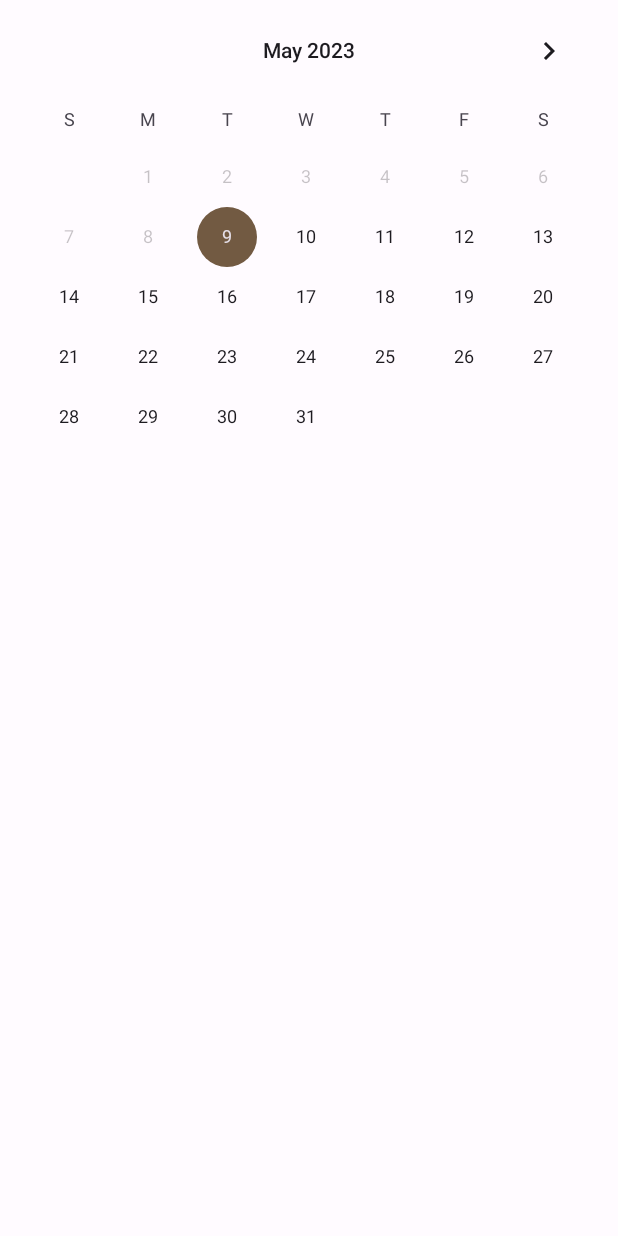
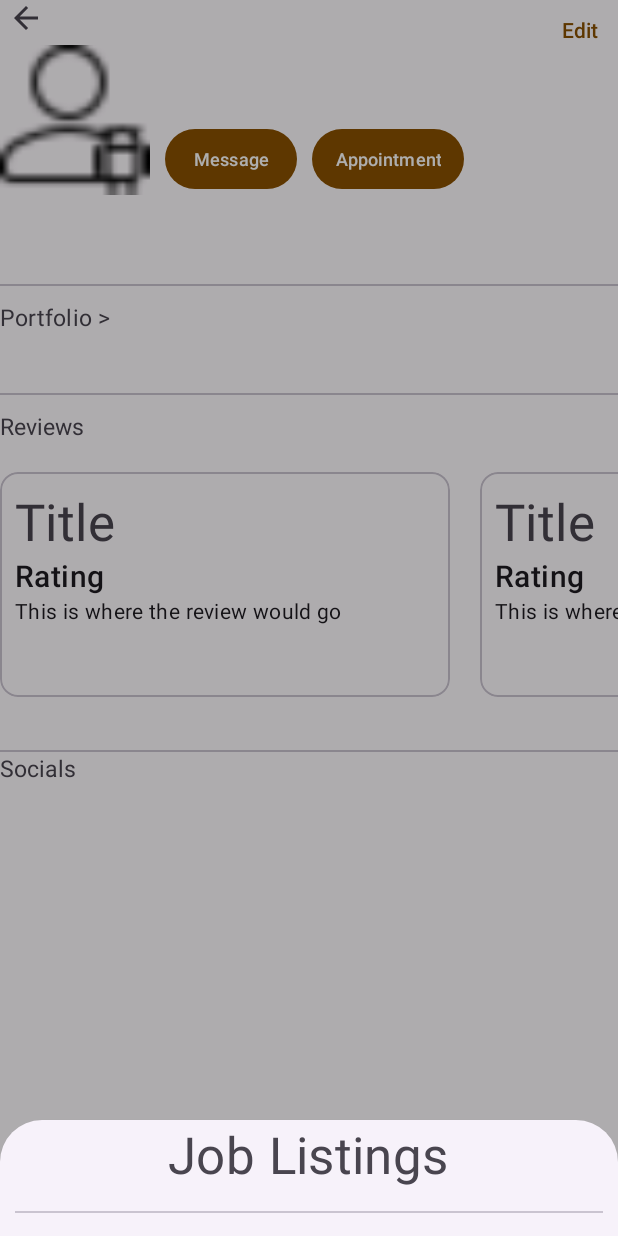
Before and after one commit to Zaroon-Iqbal/Freelancer-App, an Android app: the ContractorProfile screen opened directly, with no data from a screen before it, after a tap on "Appointment", on a phone screen of 412 x 824 dp. Run offline under Robolectric (Android 15) with nearby library versions, the light colour scheme and no system bars; our stand-ins replace Firebase (no records; nobody signed in at launch, a user with empty details on screens opened directly); pictures from the network do not load; 1 statement that could not run was skipped.

Commit message:
Changed the view for BookListing and PickListingDate. Booking job listing no longer use appointment time

```diff
--- a/app/src/main/AndroidManifest.xml
+++ b/app/src/main/AndroidManifest.xml
@@ -23,7 +23,7 @@
             android:name=".ui.profile.portfolio.EditSocialLinks"
             android:exported="false"/>
         <activity
-            android:name=".ui.booking.PickListingDate"
+            android:name= ".ui.booking.BookListing"
             android:exported="false"/>
         <activity
             android:name=".ui.profile.EditContractorProfile"
--- a/app/src/main/java/com/freelancer/ui/booking/PickListingDate.java
+++ b/app/src/main/java/com/freelancer/ui/booking/PickListingDate.java
@@ -1,5 +1,6 @@
 package com.freelancer.ui.booking;
 
+import android.content.Intent;
 import android.os.Bundle;
 import android.util.Log;
 import android.view.LayoutInflater;
@@ -9,6 +10,7 @@ import android.widget.CalendarView;
 import android.widget.TextView;
 
 import androidx.annotation.NonNull;
+import androidx.annotation.Nullable;
 import androidx.appcompat.app.AppCompatActivity;
 import androidx.recyclerview.widget.LinearLayoutManager;
 import androidx.recyclerview.widget.RecyclerView;
@@ -17,12 +19,14 @@ import com.freelancer.R;
 import com.freelancer.databinding.ActivityListingDateBinding;
 import com.freelancer.ui.profile.portfolio.RecyclerViewInterface;
 import com.google.android.gms.tasks.OnSuccessListener;
+import com.google.android.material.bottomsheet.BottomSheetDialogFragment;
 import com.google.firebase.Timestamp;
 import com.google.firebase.firestore.CollectionReference;
 import com.google.firebase.firestore.DocumentReference;
 import com.google.firebase.firestore.DocumentSnapshot;
 import com.google.firebase.firestore.FieldPath;
 import com.google.firebase.firestore.FirebaseFirestore;
+import com.google.firebase.firestore.QuerySnapshot;
 
 import java.time.LocalTime;
 import java.util.ArrayList;
@@ -34,7 +38,7 @@ import java.util.HashMap;
 import java.util.Map;
 import java.util.concurrent.atomic.AtomicReference;
 
-public class PickListingDate extends AppCompatActivity implements RecyclerViewInterface{
+public class PickListingDate extends BottomSheetDialogFragment implements RecyclerViewInterface{
     CalendarView calendarView;
     RecyclerView recyclerView;
     FirebaseFirestore firestore;
@@ -44,63 +48,79 @@ public class PickListingDate extends AppCompatActivity implements RecyclerViewIn
     Date date1;
     Date date2;
 
-    ListingRecyclerViewAdpater adapter;
+    ListingRecyclerViewAdapter adapter;
     @Override
-    public void onCreate(Bundle savedInstance) {
-        super.onCreate(savedInstance);
-        ActivityListingDateBinding binding = ActivityListingDateBinding.inflate(getLayoutInflater());
-        setContentView(binding.getRoot());
+    public View onCreateView(LayoutInflater inflater, @Nullable ViewGroup container, @Nullable Bundle savedInstanceState){
+        View v = inflater.inflate(R.layout.activity_listing_date,container,false);
 
         firestore = FirebaseFirestore.getInstance();
         list = new ArrayList<>();
 
-        calendarView = binding.jobCalendar;
-        recyclerView = binding.jobListing;
-        recyclerView.setLayoutManager(new LinearLayoutManager(PickListingDate.this));
-        calendarView.setMinDate(Calendar.getInstance().getTimeInMillis());
-        date1 = new Date(calendarView.getDate());
-        calendar = Calendar.getInstance();
-        calendar.setTime(date1);
-        calendar.set(Calendar.HOUR_OF_DAY,23);
-        calendar.set(Calendar.MINUTE,59);
-        date2 = calendar.getTime();
-        fillRecycler(date1,date2);
-        calendarView.setOnDateChangeListener((view, year, month, dayOfMonth) -> {
-            //view does not update
-            if(calendar.get(Calendar.DAY_OF_MONTH)!= dayOfMonth){
-                calendar.set(year,month,dayOfMonth,0,0);
-            }
-            else {
-                calendar = Calendar.getInstance();
-                calendar.set(year, month, dayOfMonth);
-            }
-            date1 = calendar.getTime();
-            calendar.set(Calendar.HOUR_OF_DAY,23);
-            calendar.set(Calendar.MINUTE,59);
-            date2 = calendar.getTime();
-
-            fillRecycler(date1,date2);
-        });
+        //calendarView = binding.jobCalendar;
+        recyclerView = v.findViewById(R.id.jobListing);
+        recyclerView.setLayoutManager(new LinearLayoutManager(getActivity()));
+        fillRecycler();
+//        calendarView.setMinDate(Calendar.getInstance().getTimeInMillis());
+//        date1 = new Date(calendarView.getDate());
+//        calendar = Calendar.getInstance();
+//        calendar.setTime(date1);
+//        calendar.set(Calendar.HOUR_OF_DAY,23);
+//        calendar.set(Calendar.MINUTE,59);
+//        date2 = calendar.getTime();
+//        fillRecycler(date1,date2);
+//        calendarView.setOnDateChangeListener((view, year, month, dayOfMonth) -> {
+//            //view does not update
+//            if(calendar.get(Calendar.DAY_OF_MONTH)!= dayOfMonth){
+//                calendar.set(year,month,dayOfMonth,0,0);
+//            }
+//            else {
+//                calendar = Calendar.getInstance();
+//                calendar.set(year, month, dayOfMonth);
+//            }
+//            date1 = calendar.getTime();
+//            calendar.set(Calendar.HOUR_OF_DAY,23);
+//            calendar.set(Calendar.MINUTE,59);
+//            date2 = calendar.getTime();
+//
+//            fillRecycler(date1,date2);
+//        });
+        return v;
     }
 
-    private void fillRecycler(Date date1, Date date2) {
-        list.clear();
+    private void fillRecycler() {
+        //list.clear();
         collection = firestore.collection("jobListings");
-        collection.whereGreaterThanOrEqualTo(FieldPath.of("jobInfo","Appt Time"),date1)
-                .whereLessThanOrEqualTo(FieldPath.of("jobInfo","Appt Time"),date2)
-                .orderBy(FieldPath.of("jobInfo","Appt Time")).get().addOnSuccessListener(queryDocumentSnapshots -> {
+//        collection.whereGreaterThanOrEqualTo(FieldPath.of("jobInfo","Appt Time"),date1)
+//                .whereLessThanOrEqualTo(FieldPath.of("jobInfo","Appt Time"),date2)
+//                .orderBy(FieldPath.of("jobInfo","Appt Time")).get().addOnSuccessListener(queryDocumentSnapshots -> {
+//                    if(!queryDocumentSnapshots.isEmpty()){
+//                        for(DocumentSnapshot documents:queryDocumentSnapshots.getDocuments()){
+//                            Map<String,Object> map = documents.getData();
+//                            map.put("Job Listing ID", documents.getId());
+//                            list.add(new JobListing(map,"Elite Barber","1011 fake st, LA, CA"));
+//                        }
+//                        adapter = new ListingRecyclerViewAdpater(list,this);
+//                        recyclerView.setAdapter(adapter);
+//                    }
+//                    else {
+//                        Log.e("ERROR ======", "Query was empty");
+//                        adapter = new ListingRecyclerViewAdpater(list,this);
+//                        recyclerView.setAdapter(adapter);
+//                    }
+//                });
+        collection.whereEqualTo("userId","DHsQ6UhQMLPqthv5us9Y4ByIN4u1").get().addOnSuccessListener(queryDocumentSnapshots -> {
             if(!queryDocumentSnapshots.isEmpty()){
-                        for(DocumentSnapshot documents:queryDocumentSnapshots.getDocuments()){
-                            Map<String,Object> map = documents.getData();
-                            map.put("Job Listing ID", documents.getId());
+                for(DocumentSnapshot document: queryDocumentSnapshots.getDocuments()){
+                    Map<String,Object> map = document.getData();
+                    map.put("Job Listing ID", document.getId());
                     list.add(new JobListing(map,"Elite Barber","1011 fake st, LA, CA"));
                 }
-                        adapter = new ListingRecyclerViewAdpater(list,this);
+                adapter = new ListingRecyclerViewAdapter(list,this);
                 recyclerView.setAdapter(adapter);
             }
-                    else {
+            else{
                 Log.e("ERROR ======", "Query was empty");
-                        adapter = new ListingRecyclerViewAdpater(list,this);
+                adapter = new ListingRecyclerViewAdapter(list,this);
                 recyclerView.setAdapter(adapter);
             }
         });
@@ -108,17 +128,20 @@ public class PickListingDate extends AppCompatActivity implements RecyclerViewIn
 
     @Override
     public void onItemClicked(int pos, ArrayList<?> otherList) {
-        BookListing listing = new BookListing(list.get(pos));
-        listing.show(getSupportFragmentManager(),"Appointment Booking");
+//        BookListing listing = new BookListing(list.get(pos));
+//        listing.show(getSupportFragmentManager(),"Appointment Booking");
+        Intent intent = new Intent(getActivity(),BookListing.class);
+        intent.putExtra("Job Listing", list.get(pos));
+        startActivity(intent);
     }
 }
 
-class ListingRecyclerViewAdpater extends RecyclerView.Adapter<ListingRecyclerViewAdpater.ListingViewHolder>{
+class ListingRecyclerViewAdapter extends RecyclerView.Adapter<ListingRecyclerViewAdapter.ListingViewHolder>{
 
     ArrayList<JobListing> listings;
     RecyclerViewInterface click;
 
-    public ListingRecyclerViewAdpater(ArrayList<JobListing> list,RecyclerViewInterface c){
+    public ListingRecyclerViewAdapter(ArrayList<JobListing> list,RecyclerViewInterface c){
         listings = list;
         click = c;
     }
@@ -128,14 +151,14 @@ class ListingRecyclerViewAdpater extends RecyclerView.Adapter<ListingRecyclerVie
     public ListingViewHolder onCreateViewHolder(@NonNull ViewGroup parent, int viewType) {
         LayoutInflater inflater = LayoutInflater.from(parent.getContext());
         View view = inflater.inflate(R.layout.fragment_item,parent,false);
-        return new ListingRecyclerViewAdpater.ListingViewHolder(view);
+        return new ListingRecyclerViewAdapter.ListingViewHolder(view);
     }
 
     @Override
     public void onBindViewHolder(@NonNull ListingViewHolder holder, int position) {
         String text = listings.get(position).content + " - $" + listings.get(position).price;
         holder.content.setText(text);
-        holder.time.setText(listings.get(position).timestamp);
+        //holder.time.setText(listings.get(position).timestamp);
     }
 
     @Override
@@ -144,12 +167,12 @@ class ListingRecyclerViewAdpater extends RecyclerView.Adapter<ListingRecyclerVie
     }
 
     public class ListingViewHolder extends RecyclerView.ViewHolder{
-        TextView time;
+        //TextView time;
         TextView content;
 
         public ListingViewHolder(@NonNull View itemView) {
             super(itemView);
-            time = itemView.findViewById(R.id.item_number);
+            //time = itemView.findViewById(R.id.item_number);
             content = itemView.findViewById(R.id.content);
 
             itemView.setOnClickListener(v -> {
--- a/app/src/main/java/com/freelancer/ui/profile/ContractorProfile.java
+++ b/app/src/main/java/com/freelancer/ui/profile/ContractorProfile.java
@@ -97,7 +97,11 @@ public class ContractorProfile extends AppCompatActivity implements RecyclerView
                 .document(user.getUid());
         fillBusinessInfo();
 
-        appt.setOnClickListener(v -> startActivity(new Intent(getApplicationContext(), PickListingDate.class)));
+        appt.setOnClickListener(v -> {
+            //startActivity(new Intent(getApplicationContext(), PickListingDate.class));
+            PickListingDate pick = new PickListingDate();
+            pick.show(getSupportFragmentManager(),"Pick Listing");
+        });
 
         link.setOnClickListener(v -> {
             startActivity(new Intent(getApplicationContext(), PortfolioActivity.class));
--- a/app/src/main/res/layout/activity_listing_date.xml
+++ b/app/src/main/res/layout/activity_listing_date.xml
@@ -6,20 +6,24 @@
     android:layout_height="match_parent"
     tools:context=".ui.booking.PickListingDate">
 
-    <CalendarView
-        android:id="@+id/jobCalendar"
+    <TextView
+        android:layout_width="wrap_content"
+        android:layout_height="wrap_content"
+        android:text="Job Listings"
+        android:textAppearance="@style/TextAppearance.MaterialComponents.Headline4"
+        android:layout_gravity="center_horizontal"
+        android:layout_marginBottom="15dp"/>
+
+    <com.google.android.material.divider.MaterialDivider
         android:layout_width="match_parent"
         android:layout_height="wrap_content"
-        android:minDate="04/05/2023"
-        android:layout_marginBottom="30dp"/>
+        android:layout_marginHorizontal="10dp"
+        android:layout_marginBottom="15dp"/>
 
-    <ScrollView
+    <androidx.recyclerview.widget.RecyclerView
+        android:id="@+id/jobListing"
         android:layout_width="match_parent"
-        android:layout_height="wrap_content">
-        <androidx.recyclerview.widget.RecyclerView
-            android:id="@+id/jobListing"
-            android:layout_width="match_parent"
-            android:layout_height="wrap_content"/>
-    </ScrollView>
+        android:layout_height="wrap_content"/>
+
 
 </LinearLayout>
```
Also changed, not shown: app/src/main/java/com/freelancer/ui/booking/BookListing.java (+32 -29 lines), app/src/main/java/com/freelancer/ui/booking/JobListing.java (+104 -13 lines), app/src/main/res/layout/fragment_book_listing.xml (+15 -14 lines). Lines whose indentation alone changed are shown as unchanged.
